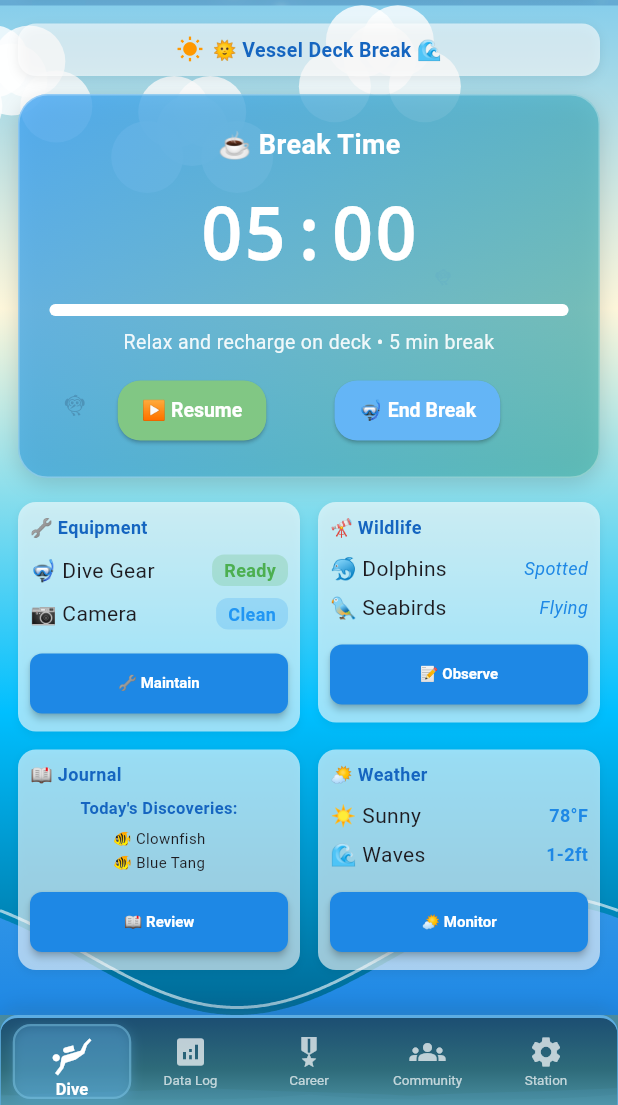
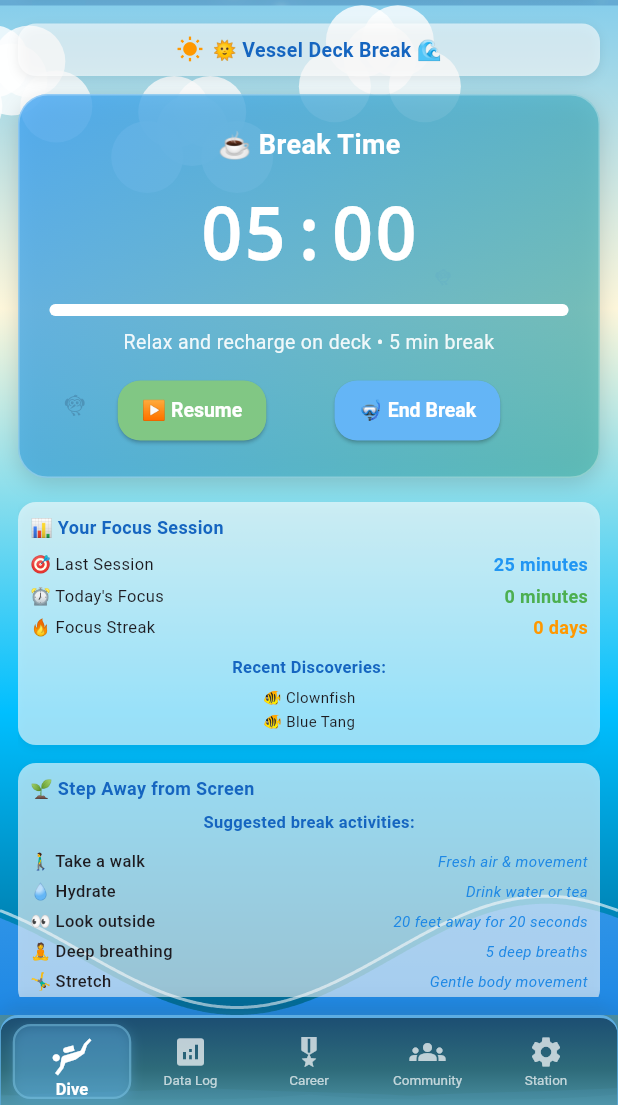
Before and after one commit to DogukanZengin/flow-pulse, a Flutter app: the screen it shows after launch, after a tap on "Break", on a phone screen of 412 x 824 dp, the part 131-1236 px from its top. Run offline on Flutter 3.47's test engine with Material 3 defaults, Android fonts, the phone set to English and light mode, and no system bars; our stand-ins replace audioplayers, fl_chart, flutter_local_notifications, shared_preferences, sqflite, sqflite_common_ffi_web; missing offline and left inert: workmanager; accounts and stored records are empty.

Commit message:
🏖️ Transform Break Screen to Focus on Health & Screen-Away Activities
Remove gamified Equipment Wildlife Journal activities and replace with genuine
break encouragement that promotes physical and mental health.

## Key Changes:

### ✅ Equipment Wildlife Journal Removal
- Eliminated Equipment Maintenance, Wildlife Observation, Journal Review, and Weather Monitoring activity buttons
- Removed complex activity tracking, exploitation prevention, and reward systems
- Cleaned up activity completion logic and state management

### ✅ Focus Session Statistics Integration
- Added lastSessionDuration, todayFocusTime, and focusStreak parameters
- Display meaningful productivity metrics without requiring interaction
- Show recent discoveries from work sessions for motivation

### ✅ Screen-Away Activity Encouragement
- Comprehensive suggestions: walking, hydration, eye rest (20-20-20 rule), deep breathing, stretching
- Focus on physical health, mental wellness, and stepping away from screens
- Educational approach emphasizing genuine rest over digital engagement

### ✅ Motivational Break Messaging
- Ocean-themed inspirational messages encouraging mental restoration
- Rotating motivational content with nature metaphors
- Eco-friendly visual design with calming colors

### ✅ Break Timer Simplification
- Removed Reset button (unnecessary for breaks)
- Fixed End Break button to properly call widget.onReset?.call()
- Streamlined to single Pause/Resume control

## Impact:
- Eliminates screen addiction during breaks by removing gamified activities
- Promotes genuine rest, physical movement, and mental health
- Supports Pomodoro technique's core principle of balanced work-rest cycles
- Creates healthier relationship with productivity apps

🤖 Generated with [Claude Code](https://claude.ai/code)

Co-Authored-By: Claude <noreply@anthropic.com>

```diff
--- a/lib/widgets/research_vessel_deck_widget.dart
+++ b/lib/widgets/research_vessel_deck_widget.dart
@@ -16,6 +16,9 @@ class ResearchVesselDeckWidget extends StatefulWidget {
   final Function(String activity)? onActivityComplete;
   final bool isActualBreakSession; // true only during legitimate break sessions
   final bool followsWorkSession; // true only if this break follows a completed work session
+  final int lastSessionDuration; // Duration of last focus session in minutes
+  final int todayFocusTime; // Total focus time today in minutes
+  final int focusStreak; // Current focus streak
 
   const ResearchVesselDeckWidget({
     super.key,
@@ -29,6 +32,9 @@ class ResearchVesselDeckWidget extends StatefulWidget {
     this.onActivityComplete,
     this.isActualBreakSession = true, // default to true for backwards compatibility
     this.followsWorkSession = true, // default to true for backwards compatibility
+    this.lastSessionDuration = 25, // default 25 minutes
+    this.todayFocusTime = 0, // default 0 minutes
+    this.focusStreak = 0, // default 0 streak
   });
 
   @override
@@ -48,22 +54,11 @@ class _ResearchVesselDeckWidgetState extends State<ResearchVesselDeckWidget>
   // Surface wildlife that appears during breaks
   final List<SurfaceWildlife> _surfaceWildlife = [];
 
-  // Activity tracking to prevent exploitation
-  final Set<String> _completedActivitiesThisBreak = {};
-  bool _breakSessionInitialized = false;
-
   @override
   void initState() {
     super.initState();
     _initializeAnimations();
     _initializeSurfaceWildlife();
-    _initializeBreakSession();
-  }
-
-  void _initializeBreakSession() {
-    // Reset activities for this new break session
-    _completedActivitiesThisBreak.clear();
-    _breakSessionInitialized = true;
   }
 
   void _initializeAnimations() {
@@ -253,51 +248,18 @@ class _ResearchVesselDeckWidgetState extends State<ResearchVesselDeckWidget>
               child: SingleChildScrollView(
                 child: Column(
                   children: [
-                    // Main deck activity area - responsive layout
-                    screenSize.width > 400
-                      ? Row(
-                          crossAxisAlignment: CrossAxisAlignment.start,
-                          children: [
-                            // Left side - Equipment station
-                            Expanded(
-                              child: _buildCompactEquipmentStation(),
-                            ),
-
-                            const SizedBox(width: 12),
-
-                            // Right side - Observation deck
-                            Expanded(
-                              child: _buildCompactObservationDeck(),
-                            ),
-                          ],
-                        )
-                      : Column(
-                          children: [
-                            _buildCompactEquipmentStation(),
-                            const SizedBox(height: 12),
-                            _buildCompactObservationDeck(),
-                          ],
-                        ),
+                    // Focus session stats and break activities
+                    _buildFocusSessionStats(),
 
                     const SizedBox(height: 12),
 
-                    // Bottom row - Journal and weather (responsive)
-                    screenSize.width > 400
-                      ? Row(
-                          crossAxisAlignment: CrossAxisAlignment.start,
-                          children: [
-                            Expanded(child: _buildCompactResearchJournal()),
-                            const SizedBox(width: 12),
-                            Expanded(child: _buildCompactWeatherStation()),
-                          ],
-                        )
-                      : Column(
-                          children: [
-                            _buildCompactResearchJournal(),
-                            const SizedBox(height: 12),
-                            _buildCompactWeatherStation(),
-                          ],
-                        ),
+                    // Screen-away break activities
+                    _buildScreenAwayActivities(),
+
+                    const SizedBox(height: 12),
+
+                    // Break encouragement message
+                    _buildBreakEncouragementMessage(),
                   ],
                 ),
               ),
@@ -308,65 +270,18 @@ class _ResearchVesselDeckWidgetState extends State<ResearchVesselDeckWidget>
     );
   }
 
-  Widget _buildEquipmentItem(String name, String status, Color statusColor) {
+  Widget _buildStatRow(String label, String value, Color color) {
     return Padding(
-      padding: const EdgeInsets.symmetric(vertical: 4),
+      padding: const EdgeInsets.symmetric(vertical: 2),
       child: Row(
         children: [
-          Text(name, style: const TextStyle(fontSize: 14)),
-          const Spacer(),
-          Container(
-            padding: const EdgeInsets.symmetric(horizontal: 8, vertical: 2),
-            decoration: BoxDecoration(
-              color: statusColor.withValues(alpha: 0.2),
-              borderRadius: BorderRadius.circular(8),
-            ),
-            child: Text(
-              status,
-              style: TextStyle(
-                fontSize: 12,
-                color: statusColor,
-                fontWeight: FontWeight.bold,
-              ),
-            ),
-          ),
-        ],
-      ),
-    );
-  }
-
-  Widget _buildWildlifeObservation(String name, String observation) {
-    return Padding(
-      padding: const EdgeInsets.symmetric(vertical: 3),
-      child: Row(
-        children: [
-          Text(name, style: const TextStyle(fontSize: 14)),
-          const Spacer(),
-          Text(
-            observation,
-            style: TextStyle(
-              fontSize: 12,
-              color: Colors.blue[600],
-              fontStyle: FontStyle.italic,
-            ),
-          ),
-        ],
-      ),
-    );
-  }
-
-  Widget _buildWeatherInfo(String condition, String value) {
-    return Padding(
-      padding: const EdgeInsets.symmetric(vertical: 3),
-      child: Row(
-        children: [
-          Text(condition, style: const TextStyle(fontSize: 14)),
+          Text(label, style: const TextStyle(fontSize: 11)),
           const Spacer(),
           Text(
             value,
             style: TextStyle(
               fontSize: 12,
-              color: Colors.blue[600],
+              color: color,
               fontWeight: FontWeight.bold,
             ),
           ),
@@ -375,58 +290,36 @@ class _ResearchVesselDeckWidgetState extends State<ResearchVesselDeckWidget>
     );
   }
 
-  void _completeActivity(String activityType) {
-    // This method should only be called when activities are allowed
-    // Button disabling prevents invalid calls, but adding safety check
-    if (!_areActivitiesAllowed() || _completedActivitiesThisBreak.contains(activityType)) {
-      return; // Silent fail - buttons should be disabled
-    }
-
-    // Initialize break session tracking if needed
-    if (!_breakSessionInitialized) {
-      _breakSessionInitialized = true;
-      _completedActivitiesThisBreak.clear();
-    }
-
-    // Mark activity as completed for this break
-    _completedActivitiesThisBreak.add(activityType);
-
-    widget.onActivityComplete?.call(activityType);
-
-    // Show only positive feedback for successful completions
-    ScaffoldMessenger.of(context).showSnackBar(
-      SnackBar(
-        content: Text(_getActivityCompletionMessage(activityType)),
-        backgroundColor: Colors.green,
-        duration: const Duration(seconds: 2),
+  Widget _buildActivitySuggestion(String activity, String description) {
+    return Padding(
+      padding: const EdgeInsets.symmetric(vertical: 2),
+      child: Row(
+        children: [
+          Expanded(
+            child: Text(
+              activity,
+              style: const TextStyle(fontSize: 11, fontWeight: FontWeight.w500),
+            ),
+          ),
+          const SizedBox(width: 4),
+          Expanded(
+            child: Text(
+              description,
+              style: TextStyle(
+                fontSize: 10,
+                color: Colors.blue[600],
+                fontStyle: FontStyle.italic,
+              ),
+              textAlign: TextAlign.right,
+            ),
+          ),
+        ],
       ),
     );
   }
 
-  bool _areActivitiesAllowed() {
-    // Activities are only allowed during actual break sessions that follow work sessions
-    return widget.isActualBreakSession && widget.followsWorkSession;
-  }
-
-  bool _isActivityCompletedThisBreak(String activityType) {
-    return _completedActivitiesThisBreak.contains(activityType);
-  }
-
-
-  String _getActivityCompletionMessage(String activityType) {
-    switch (activityType) {
-      case 'equipment_maintenance':
-        return '🔧 Equipment maintained! Next dive will have +10% discovery rate';
-      case 'wildlife_observation':
-        return '🐬 Wildlife observed! +5 Surface Species XP earned';
-      case 'journal_review':
-        return '📖 Journal reviewed! +10 Research XP earned';
-      case 'weather_monitoring':
-        return '🌤️ Weather logged! Seasonal migration data unlocked';
-      default:
-        return '✅ Activity completed! Break rewards earned';
-    }
-  }
+  // Removed activity completion system as we're focusing on screen-away breaks
+  // No more clickable activities that provide in-app rewards
 
   // Break timer display - the core Pomodoro timer functionality
   Widget _buildBreakTimer(bool isSmallScreen) {
@@ -530,14 +423,6 @@ class _ResearchVesselDeckWidgetState extends State<ResearchVesselDeckWidget>
                 widget.onTap,
                 isSmall: isSmallScreen,
               ),
-              // Reset button - only show when timer is not at full time
-              if (widget.secondsRemaining < widget.totalBreakSeconds && widget.onReset != null)
-                _buildQuickActionButton(
-                  '🔄 Reset',
-                  Colors.orange[400]!,
-                  widget.onReset!,
-                  isSmall: isSmallScreen,
-                ),
               _buildQuickActionButton(
                 '🤿 End Break',
                 Colors.blue[300]!,
@@ -574,15 +459,17 @@ class _ResearchVesselDeckWidgetState extends State<ResearchVesselDeckWidget>
   }
 
   void _endBreakEarly() {
-    // Could implement early break ending logic here
+    // End break early and reset timer to prepare for next work session
     ScaffoldMessenger.of(context).showSnackBar(
       const SnackBar(
-        content: Text('🤿 Break ended early - back to diving!'),
+        content: Text('🤿 Break ended early - ready for next dive!'),
         backgroundColor: Colors.blue,
         duration: Duration(seconds: 2),
       ),
     );
-    widget.onTap(); // End the break
+
+    // Call the reset function if available to reset the timer
+    widget.onReset?.call();
   }
 
   // Compact responsive methods for mobile screens
@@ -621,88 +508,102 @@ class _ResearchVesselDeckWidgetState extends State<ResearchVesselDeckWidget>
     );
   }
 
-  Widget _buildCompactEquipmentStation() {
+  Widget _buildFocusSessionStats() {
     return _buildCompactCard(
-      title: '🔧 Equipment',
+      title: '📊 Your Focus Session',
       child: Column(
         children: [
-          _buildEquipmentItem('🤿 Dive Gear', 'Ready', Colors.green),
-          _buildEquipmentItem('📷 Camera', 'Clean', Colors.blue),
-          const SizedBox(height: 8),
-          _buildCompactActivityButton(
-            '🔧 Maintain',
-            () => _completeActivity('equipment_maintenance'),
-            activityType: 'equipment_maintenance',
-          ),
+          _buildStatRow('🎯 Last Session', '${widget.lastSessionDuration} minutes', Colors.blue),
+          _buildStatRow('⏰ Today\'s Focus', '${widget.todayFocusTime} minutes', Colors.green),
+          _buildStatRow('🔥 Focus Streak', '${widget.focusStreak} days', Colors.orange),
+          if (widget.recentDiscoveries.isNotEmpty) ...[
+            const SizedBox(height: 8),
+            Text(
+              "Recent Discoveries:",
+              style: TextStyle(
+                fontWeight: FontWeight.bold,
+                color: Colors.blue[800],
+                fontSize: 11,
+              ),
+            ),
+            const SizedBox(height: 4),
+            ...widget.recentDiscoveries.take(2).map(
+              (creature) => Padding(
+                padding: const EdgeInsets.symmetric(vertical: 1),
+                child: Text(
+                  '🐠 ${creature.name}',
+                  style: const TextStyle(fontSize: 10),
+                ),
+              ),
+            ),
+          ],
         ],
       ),
     );
   }
 
-  Widget _buildCompactObservationDeck() {
+  Widget _buildScreenAwayActivities() {
     return _buildCompactCard(
-      title: '🔭 Wildlife',
-      child: Column(
-        children: [
-          _buildWildlifeObservation('🐬 Dolphins', 'Spotted'),
-          _buildWildlifeObservation('🐦 Seabirds', 'Flying'),
-          const SizedBox(height: 8),
-          _buildCompactActivityButton(
-            '📝 Observe',
-            () => _completeActivity('wildlife_observation'),
-            activityType: 'wildlife_observation',
-          ),
-        ],
-      ),
-    );
-  }
-
-  Widget _buildCompactResearchJournal() {
-    return _buildCompactCard(
-      title: '📖 Journal',
+      title: '🌱 Step Away from Screen',
       child: Column(
         children: [
           Text(
-            "Today's Discoveries:",
+            'Suggested break activities:',
             style: TextStyle(
               fontWeight: FontWeight.bold,
               color: Colors.blue[800],
               fontSize: 11,
             ),
           ),
-          const SizedBox(height: 4),
-          ...widget.recentDiscoveries.take(2).map(
-            (creature) => Padding(
-              padding: const EdgeInsets.symmetric(vertical: 1),
-              child: Text(
-                '🐠 ${creature.name}',
-                style: const TextStyle(fontSize: 10),
-              ),
-            ),
-          ),
           const SizedBox(height: 8),
-          _buildCompactActivityButton(
-            '📖 Review',
-            () => _completeActivity('journal_review'),
-            activityType: 'journal_review',
-          ),
+          _buildActivitySuggestion('🚶‍♂️ Take a walk', 'Fresh air & movement'),
+          _buildActivitySuggestion('💧 Hydrate', 'Drink water or tea'),
+          _buildActivitySuggestion('👀 Look outside', '20 feet away for 20 seconds'),
+          _buildActivitySuggestion('🧘 Deep breathing', '5 deep breaths'),
+          _buildActivitySuggestion('🤸‍♂️ Stretch', 'Gentle body movement'),
         ],
       ),
     );
   }
 
-  Widget _buildCompactWeatherStation() {
-    return _buildCompactCard(
-      title: '🌤️ Weather',
+  Widget _buildBreakEncouragementMessage() {
+    final messages = [
+      '🌊 Rest your mind like calm waters restore their depths',
+      '🐠 Even fish need to pause in the current',
+      '🌞 The ocean surface brings fresh perspective',
+      '⚡ Recharge for your next deep dive',
+      '🧠 Your brain processes discoveries during breaks',
+    ];
+
+    final randomMessage = messages[DateTime.now().millisecond % messages.length];
+
+    return Container(
+      width: double.infinity,
+      padding: const EdgeInsets.all(12),
+      decoration: BoxDecoration(
+        color: Colors.blue[50]!.withAlpha(230), // 0.9 opacity
+        borderRadius: BorderRadius.circular(12),
+        border: Border.all(
+          color: Colors.blue[200]!,
+          width: 1,
+        ),
+      ),
       child: Column(
         children: [
-          _buildWeatherInfo('☀️ Sunny', '78°F'),
-          _buildWeatherInfo('🌊 Waves', '1-2ft'),
-          const SizedBox(height: 8),
-          _buildCompactActivityButton(
-            '🌤️ Monitor',
-            () => _completeActivity('weather_monitoring'),
-            activityType: 'weather_monitoring',
+          Icon(
+            Icons.eco,
+            color: Colors.green[600],
+            size: 16,
+          ),
+          const SizedBox(height: 4),
+          Text(
+            randomMessage,
+            style: TextStyle(
+              fontSize: 11,
+              color: Colors.blue[800],
+              fontStyle: FontStyle.italic,
+            ),
+            textAlign: TextAlign.center,
           ),
         ],
       ),
@@ -741,41 +642,6 @@ class _ResearchVesselDeckWidgetState extends State<ResearchVesselDeckWidget>
           const SizedBox(height: 6),
           child,
         ],
-      ),
-    );
-  }
-
-  Widget _buildCompactActivityButton(String title, VoidCallback onTap, {String? activityType}) {
-    final isDisabled = !_areActivitiesAllowed() ||
-                      (activityType != null && _isActivityCompletedThisBreak(activityType));
-    final isCompleted = activityType != null && _isActivityCompletedThisBreak(activityType);
-
-    return SizedBox(
-      width: double.infinity,
-      child: ElevatedButton(
-        onPressed: isDisabled ? null : onTap,
-        style: ElevatedButton.styleFrom(
-          backgroundColor: isCompleted
-              ? Colors.green[400] // Green for completed
-              : isDisabled
-                  ? Colors.grey[300] // Light grey for not available
-                  : Colors.blue[600], // Blue for available
-          foregroundColor: isDisabled ? Colors.grey[600] : Colors.white,
-          padding: const EdgeInsets.symmetric(vertical: 6),
-          textStyle: const TextStyle(fontSize: 10),
-          shape: RoundedRectangleBorder(
-            borderRadius: BorderRadius.circular(8),
-          ),
-          elevation: isDisabled ? 0 : 2,
-        ),
-        child: Text(
-          isCompleted ? '$title ✅' : title,
-          style: TextStyle(
-            fontSize: 10,
-            fontWeight: FontWeight.bold,
-            color: isDisabled ? Colors.grey[600] : Colors.white,
-          ),
-        ),
       ),
     );
   }
```
Also changed, not shown: 1 other file.
